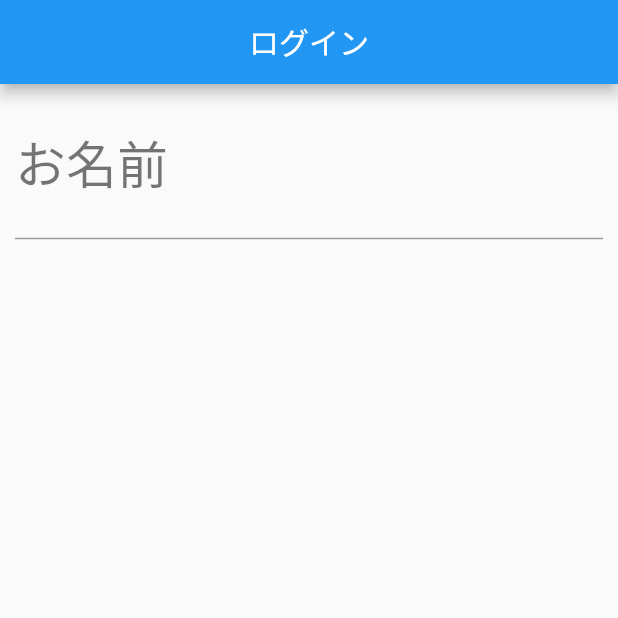
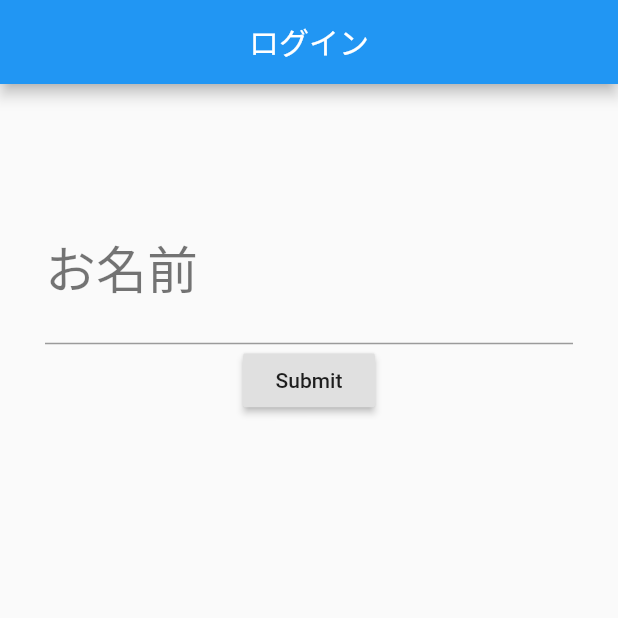
Before and after one commit to pepperintern/Twitter-like, a Flutter app: the screen it shows after launch, on a phone screen of 412 x 824 dp, the top half of it. Run offline on Flutter 3.47's test engine with Material 2 defaults, Android fonts, the phone set to English and light mode, and no system bars.

Commit message:
画面遷移機能追加版

```diff
--- a/twitter/lib/main.dart
+++ b/twitter/lib/main.dart
@@ -11,31 +11,31 @@ class MyApp extends StatelessWidget {
         primaryColor: Colors.blue,
       ),
       home: Login(),
-      // routes: <String, WidgetBuilder>{
-      //   // '/MyHomePage': (_) => new MyHomePage(),
-      //   '/login': (_) => new Login(),
-      // },
+      routes: <String, WidgetBuilder>{
+        '/myHomePage': (_) => new MyHomePage(),
+        '/login': (_) => new Login(),
+      },
     );
   }
 }
 
-// class MyHomePage extends StatefulWidget{
-//   MyHomePageState createState() => MyHomePageState();
-// }
+class MyHomePage extends StatefulWidget {
+  MyHomePageState createState() => MyHomePageState();
+}
 
-// class MyHomePageState extends State<MyHomePage>{
-//   @override
-//   Widget build(BuildContext context){
-//     return Scaffold(
-//       appBar: new AppBar(
-//         title: Center(
-//           child: Text("ホーム"),
-//         ),
-//       ),
-//       body: null,//ここにツイートリストを表示する
-//     );
-//   }
-// }
+class MyHomePageState extends State<MyHomePage> {
+  @override
+  Widget build(BuildContext context) {
+    return Scaffold(
+      appBar: new AppBar(
+        title: Center(
+          child: Text("ホーム"),
+        ),
+      ),
+      body: null, //ここにツイートリストを表示する、ツイート投稿機能を追加する。
+    );
+  }
+}
 
 class Login extends StatefulWidget {
   LoginState createState() => LoginState();
@@ -45,18 +45,17 @@ class LoginState extends State<Login> {
   @override
   Widget build(BuildContext context) {
     return Scaffold(
-      appBar: new AppBar(
-        title: Center(
-          child: Text("ログイン"),
+        appBar: new AppBar(
+          title: Center(
+            child: Text("ログイン"),
+          ),
         ),
-      ),
-      body: _login(), //ここにログイン画面を入れる。
-    );
+        body: Column(children: <Widget>[_login(), _submitButton()]));
   }
 
   Widget _login() {
     return Padding(
-      padding: EdgeInsets.all(10.0),
+      padding: EdgeInsets.only(top: 80.0, right: 30.0, left: 30.0),
       child: Column(
         crossAxisAlignment: CrossAxisAlignment.stretch,
         children: <Widget>[
@@ -72,4 +71,13 @@ class LoginState extends State<Login> {
       ),
     );
   }
+
+  Widget _submitButton() {
+    return RaisedButton(
+      child: Text("Submit"),
+      onPressed: () {
+        Navigator.of(context).pushNamed("/myHomePage");
+      },
+    );
+  }
 }
```
